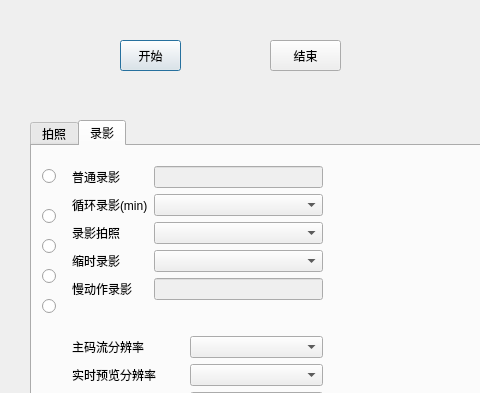
Old version of the form ui/photoandvideo.ui in the repository kdjyljh/remogui; both pictures show x 0 to 480 and y 0 to 393 of the 561 by 552 pixel window.
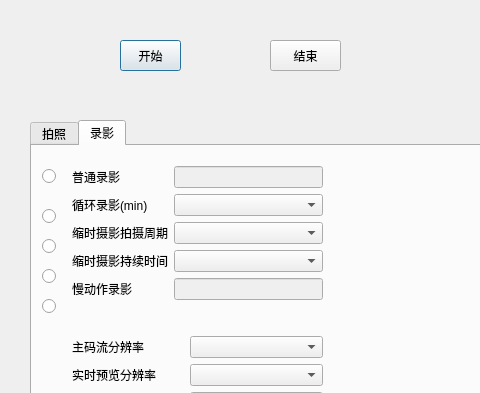
New version of the form. The open tabs and pages were chosen to show the change.

```diff
--- a/ui/photoandvideo.ui
+++ b/ui/photoandvideo.ui
@@ -302,14 +302,14 @@
       <item row="2" column="0">
        <widget class="QLabel" name="Label_10">
         <property name="text">
-         <string>录影拍照</string>
+         <string>缩时摄影拍摄周期</string>
         </property>
        </widget>
       </item>
       <item row="3" column="0">
        <widget class="QLabel" name="Label_11">
         <property name="text">
-         <string>缩时录影</string>
+         <string>缩时摄影持续时间</string>
         </property>
        </widget>
       </item>
```
Left out of the diff: 22 changed lines with no effect on the pictures.
